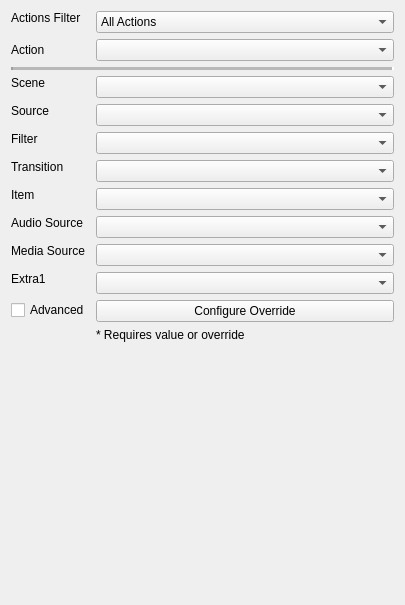
cpyarger/obs-studio, file UI/forms/OBSActionsWidget.ui: the form before one commit.
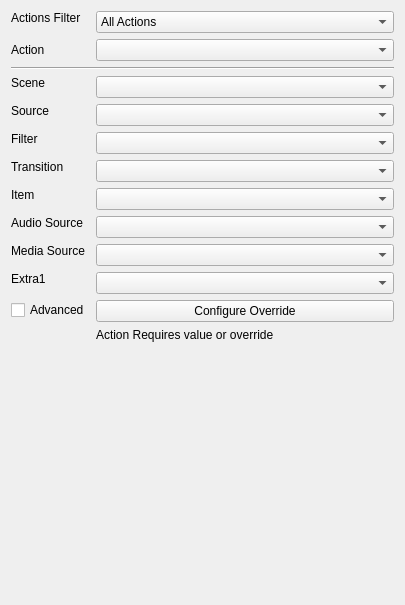
The form after the commit.

Commit message: Change Actions from manually adding/removing actions to filtering them/ add transitions combo entries

Diff of the .ui file:
```diff
--- a/UI/forms/OBSActionsWidget.ui
+++ b/UI/forms/OBSActionsWidget.ui
@@ -129,10 +129,10 @@
       </size>
      </property>
      <property name="lineWidth">
-      <number>2</number>
+      <number>1</number>
      </property>
      <property name="midLineWidth">
-      <number>100</number>
+      <number>0</number>
      </property>
      <property name="orientation">
       <enum>Qt::Horizontal</enum>
@@ -354,16 +354,6 @@
      </property>
     </widget>
    </item>
-   <item row="15" column="1">
-    <widget class="QLabel" name="label_advanced">
-     <property name="text">
-      <string>* Requires value or override</string>
-     </property>
-     <property name="buddy">
-      <cstring>check_advanced</cstring>
-     </property>
-    </widget>
-   </item>
    <item row="13" column="1">
     <widget class="QPushButton" name="pb_override">
      <property name="text">
@@ -371,6 +361,22 @@
      </property>
     </widget>
    </item>
+   <item row="14" column="1">
+    <widget class="QLabel" name="label_advanced">
+     <property name="sizePolicy">
+      <sizepolicy hsizetype="Preferred" vsizetype="Fixed">
+       <horstretch>0</horstretch>
+       <verstretch>0</verstretch>
+      </sizepolicy>
+     </property>
+     <property name="text">
+      <string>Action Requires value or override</string>
+     </property>
+     <property name="buddy">
+      <cstring>check_advanced</cstring>
+     </property>
+    </widget>
+   </item>
   </layout>
  </widget>
  <resources/>
```
Left out of the diff: 27 changed lines with no effect on the pictures. The commit also changes 8 other files.
